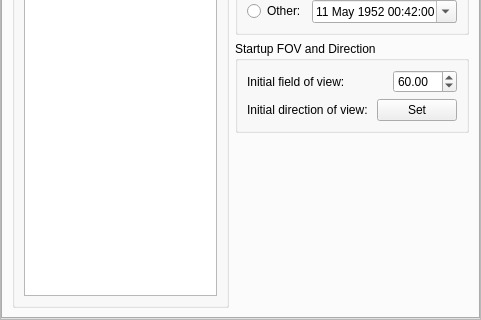
519984307/stellarium_src, file src/gui/configurationDialog.ui: the form before one commit; both pictures show x 0 to 481 and y 145 to 465 of the 481 by 465 pixel window.
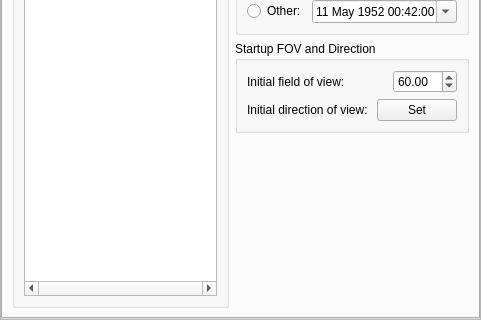
The form after the commit. Custom widgets are drawn as their Qt base class.

```diff
--- a/src/gui/configurationDialog.ui
+++ b/src/gui/configurationDialog.ui
@@ -181,7 +181,7 @@
                 </size>
                </property>
                <property name="horizontalScrollBarPolicy" >
-                <enum>Qt::ScrollBarAlwaysOff</enum>
+                <enum>Qt::ScrollBarAlwaysOn</enum>
                </property>
               </widget>
              </item>
```
Left out of the diff: 8 changed lines with no effect on the pictures.
